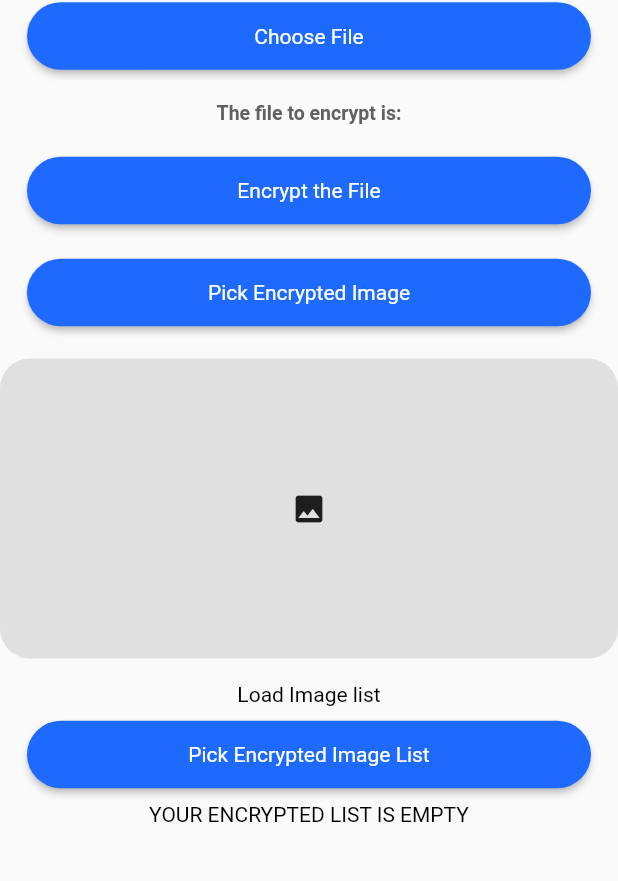
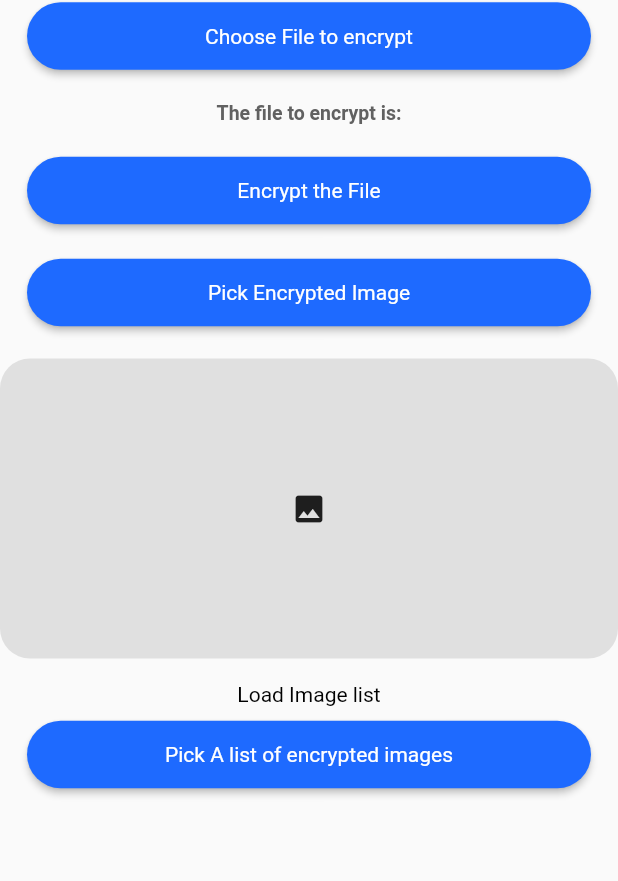
Before and after one commit to Patiyang/encryption, a Flutter app: the screen it shows after launch, after a tap on "Encrypt the File", on a phone screen of 412 x 824 dp, the part 84-965 px from its top. Run offline on Flutter 3.47's test engine with Material 2 defaults, Android fonts, the phone set to English and light mode, and no system bars; our stand-ins replace file_picker, fluttertoast; missing offline and left inert: aes_crypt; Roboto replaces fonts that are missing (Helvetica).

Commit message:
encryption and decryption successful

```diff
--- a/lib/encryptionScreen.dart
+++ b/lib/encryptionScreen.dart
@@ -9,6 +9,7 @@ import 'package:file_picker/file_picker.dart';
 import 'package:flutter/cupertino.dart';
 import 'package:flutter/material.dart';
 import 'package:aes_crypt/aes_crypt.dart';
+import 'package:fluttertoast/fluttertoast.dart';
 
 class EncryptionScreen extends StatefulWidget {
   @override
@@ -30,7 +31,7 @@ class _EncryptionScreenState extends State<EncryptionScreen> {
   @override
   Widget build(BuildContext context) {
     crypt.setPassword(decryptionPassword);
-    crypt.setOverwriteMode(AesCryptOwMode.on);
+    crypt.setOverwriteMode(AesCryptOwMode.rename);
     return Scaffold(
       key: scaffoldKey,
       appBar: AppBar(
@@ -50,7 +51,7 @@ class _EncryptionScreenState extends State<EncryptionScreen> {
                 callback: () => pickFile(),
                 color: primaryColor,
                 textColor: white,
-                text: 'Choose File',
+                text: 'Choose File to encrypt',
                 radius: 40,
                 width: 100,
                 // height: 50,
@@ -118,14 +119,14 @@ class _EncryptionScreenState extends State<EncryptionScreen> {
               child: CustomFlatButton(
                 color: primaryColor,
                 textColor: white,
-                text: 'Pick Encrypted Image List',
+                text: 'Pick A list of encrypted images',
                 radius: 40,
                 width: 100,
                 callback: () => pickMultiple(),
               ),
             ),
             Column(
-              children: encryptedImages.isNotEmpty
+              children: encryptedImages != null
                   ? encryptedImages
                       .map((e) => Column(
                             children: [
@@ -166,22 +167,15 @@ class _EncryptionScreenState extends State<EncryptionScreen> {
   encryptFile() {
     try {
       encFilepath = crypt.encryptFileSync(fileToEncrypt);
-      // encFilepath = crypt.encryptFileSync(fileToEncrypt);
       print('The encryption has been completed successfully.');
       print('Encrypted file: $encFilepath');
       scaffoldKey.currentState
           .showSnackBar(SnackBar(content: CustomText(text: 'Encryption successful', textAlign: TextAlign.center, color: white)));
-    } on AesCryptException catch (e) {
-      if (e.type == AesCryptExceptionType.destFileExists) {
+    } catch (e) {
       print('The encryption process has failed.');
-        throw Exception(e.message);
-      }
-      scaffoldKey.currentState.showSnackBar(SnackBar(
-          content: CustomText(
-        text: 'ENCRYPTION FAILED',
-        textAlign: TextAlign.center,
-        color: Colors.red,
-      )));
+      Fluttertoast.showToast(msg: e.message);
+      scaffoldKey.currentState
+          .showSnackBar(SnackBar(content: CustomText(text: 'ENCRYPTION FAILED', textAlign: TextAlign.center, color: Colors.red)));
       return;
     }
   }
@@ -197,9 +191,8 @@ class _EncryptionScreenState extends State<EncryptionScreen> {
   }
 
   decryptFile(String path) {
-    try {
+    // try {
     decFilepath = crypt.decryptFileSync(path);
-
     scaffoldKey.currentState.showSnackBar(SnackBar(
         backgroundColor: white,
         content: CustomText(text: 'Decryption successful', textAlign: TextAlign.center, color: Colors.green)));
@@ -207,10 +200,9 @@ class _EncryptionScreenState extends State<EncryptionScreen> {
       encFilepath = decFilepath;
     });
     print('Decrypted file 1: $decFilepath');
-      print('File content: ' + File(decFilepath).readAsStringSync() + '\n');
-    } catch (e) {
-      print('THE ExRROR IS ' + e.toString());
-    }
+    // } catch (e) {
+    //   print('THE ERROR IS ' + e.toString());
+    // }
   }
 
   pickMultiple() async {
--- a/pubspec.yaml
+++ b/pubspec.yaml
@@ -27,6 +27,7 @@ dependencies:
   file_picker: 1.4.3+2
   aes_crypt: ^0.1.1
   permission_handler: ^5.0.1+1
+  fluttertoast: ^7.1.1
 
 
   # The following adds the Cupertino Icons font to your application.
```
Also changed, not shown: pubspec.lock. Lines whose indentation alone changed are shown as unchanged.
